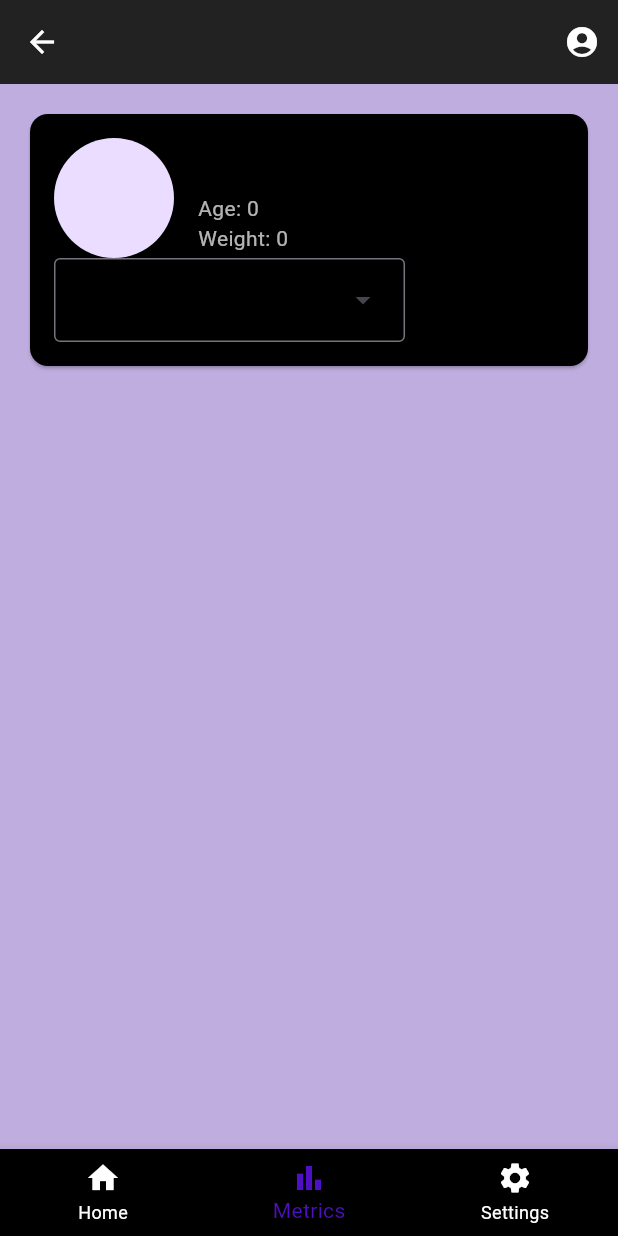
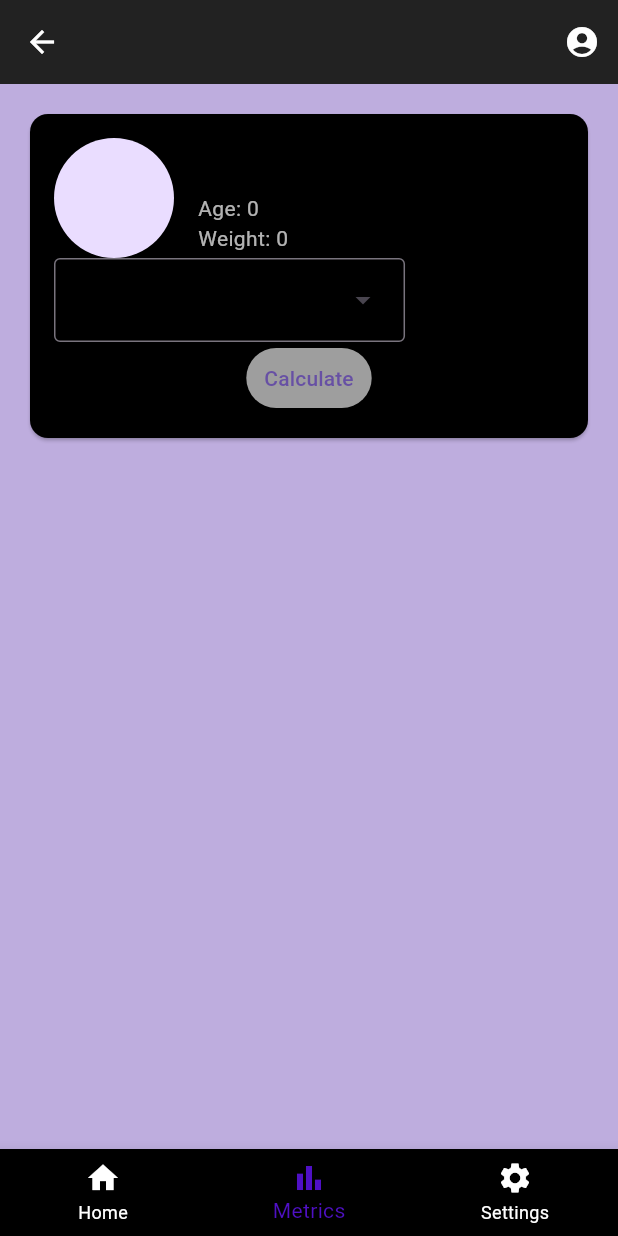
Before and after one commit to SuperMouse101/catlogger, a Flutter app: the MyMetricPage screen opened directly with empty values, on a phone screen of 412 x 824 dp. Run offline on Flutter 3.47's test engine with Material 3 defaults, Android fonts, the phone set to English and light mode, and no system bars; our stand-ins replace cloud_firestore, firebase_auth, firebase_core, go_router; accounts and stored records are empty; generated files the repository leaves out were written again.

Commit message:
Can now calculate the RER for a cat

```diff
--- a/lib/metric.dart
+++ b/lib/metric.dart
@@ -2,6 +2,7 @@
 import 'package:catlogger/cat.dart';
 import 'package:catlogger/cat_settings.dart';
 import 'package:flutter/material.dart';
+import 'dart:math';
 
 import 'home.dart';
 import 'user_settings.dart';
@@ -17,6 +18,8 @@ class MyMetricPage extends StatefulWidget {
 
 class _MyMetricPageState extends State<MyMetricPage> {
   Map<String, dynamic> curr = {};
+  int? type;
+  double? rer;
 
   List<DropdownMenuEntry<dynamic>> entries = [
     const DropdownMenuEntry(value: 'Severly Underweight', label: 'Severly Underweight'),
@@ -127,10 +130,30 @@ class _MyMetricPageState extends State<MyMetricPage> {
                 ),
                 DropdownMenu(
                   dropdownMenuEntries: entries,
-                  initialSelection: 4,
+                  //initialSelection: 4,
                   textStyle: TextStyle(color: Colors.white),
-
-                )
+                  onSelected: (value) => type,
+                ),
+                Row(
+                  children: [
+                    Spacer(),
+                    TextButton(
+                      onPressed: () {
+                        setState(() {
+                          rer = 70 * pow(curr['weight'], 0.75).toDouble();
+                        });
+                      },
+                      style: ButtonStyle(backgroundColor: WidgetStatePropertyAll<Color>(Colors.grey)),
+                      child: const Text("Calculate")
+                    ),
+                    Spacer()
+                  ]
+                ),
+                if(rer != null)
+                  Text(
+                    'RER: $rer',
+                    style: TextStyle(color: Colors.white)
+                  )
               ]
             ),
           ),
```
